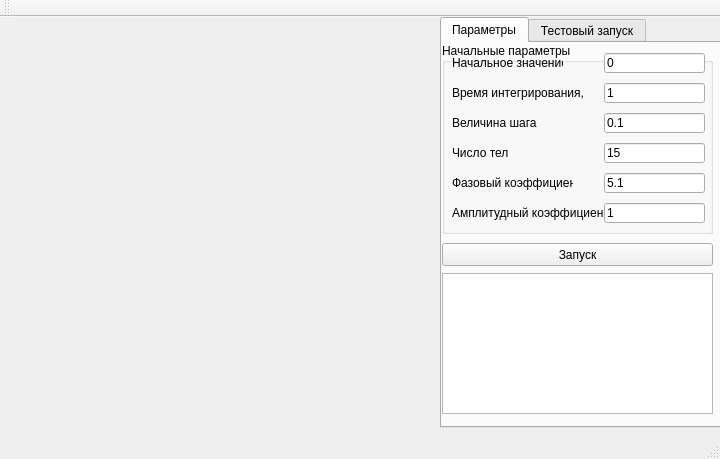
Old version of the form mainwindow.ui in the repository JetV/Bac_Diplom.
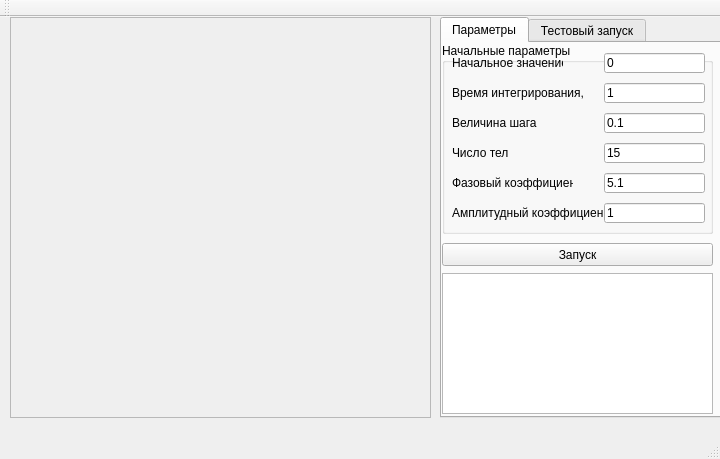
New version of the form. The open tabs and pages were chosen to show the change. Custom widgets are drawn as their Qt base class.

The edit to the form file:
```diff
--- a/mainwindow.ui
+++ b/mainwindow.ui
@@ -20,7 +20,7 @@
       <x>440</x>
       <y>0</y>
       <width>281</width>
-      <height>411</height>
+      <height>401</height>
      </rect>
     </property>
     <property name="currentIndex">
@@ -252,6 +252,32 @@
      </widget>
     </widget>
    </widget>
+   <widget class="QFrame" name="Qwt_Frame">
+    <property name="geometry">
+     <rect>
+      <x>10</x>
+      <y>0</y>
+      <width>421</width>
+      <height>401</height>
+     </rect>
+    </property>
+    <property name="frameShape">
+     <enum>QFrame::StyledPanel</enum>
+    </property>
+    <property name="frameShadow">
+     <enum>QFrame::Raised</enum>
+    </property>
+    <widget class="QwtPlot" name="Qwt_Widget" native="true">
+     <property name="geometry">
+      <rect>
+       <x>10</x>
+       <y>10</y>
+       <width>401</width>
+       <height>381</height>
+      </rect>
+     </property>
+    </widget>
+   </widget>
   </widget>
   <widget class="QMenuBar" name="menuBar">
    <property name="geometry">
@@ -274,6 +300,14 @@
   <widget class="QStatusBar" name="statusBar"/>
  </widget>
  <layoutdefault spacing="6" margin="11"/>
+ <customwidgets>
+  <customwidget>
+   <class>QwtPlot</class>
+   <extends>QWidget</extends>
+   <header>qwt_plot.h</header>
+   <container>1</container>
+  </customwidget>
+ </customwidgets>
  <resources/>
  <connections/>
 </ui>
```
Left out of the diff: 2 changed lines with no effect on the pictures.
